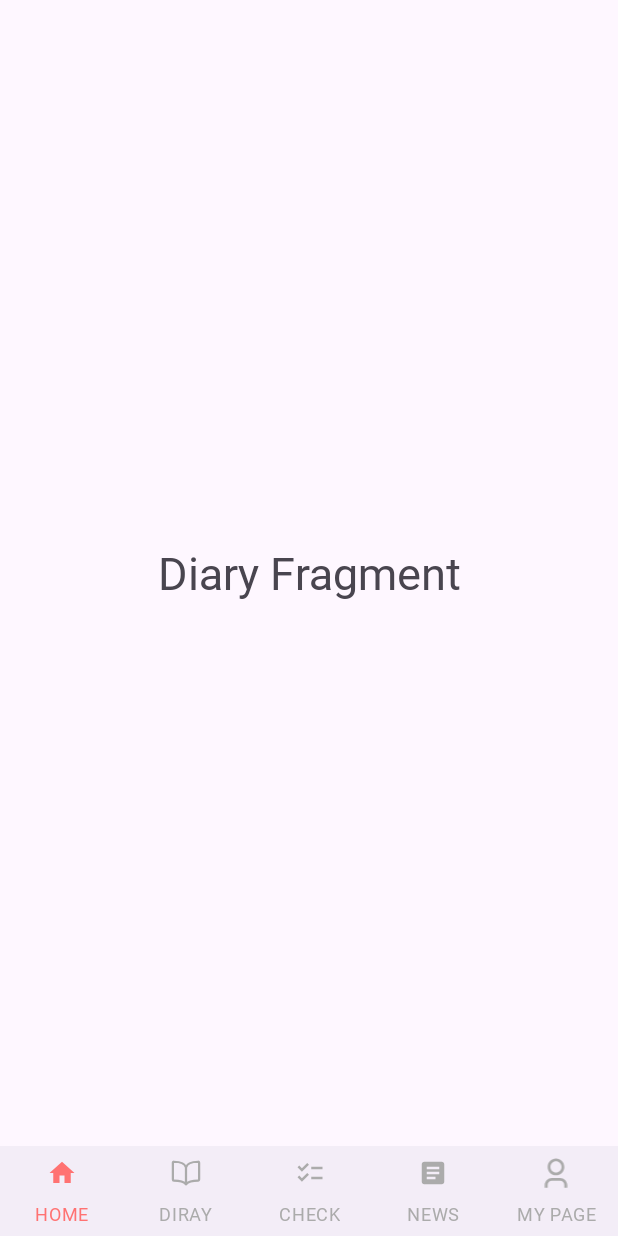
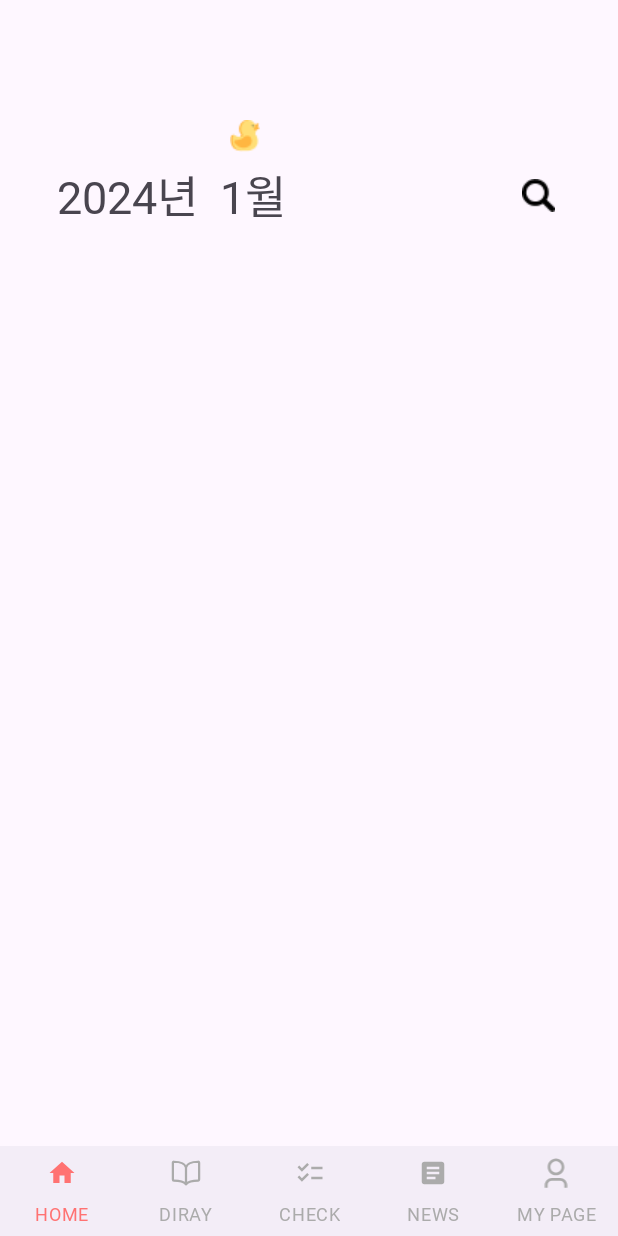
Before and after one commit to GDSC-23-24-BABY-APP/Front-end, an Android app: the fragment DiaryFragment placed in its activity, on a phone screen of 412 x 824 dp. Run offline under Robolectric (Android 15) with nearby library versions, the phone set to English and light mode, and no system bars; 1 statement that could not run was skipped.

Commit message:
2024/02/07 충돌난 화면 코드 수정

```diff
--- a/app/src/main/java/com/company/ait/tobemom/ChecklistFragment.kt
+++ b/app/src/main/java/com/company/ait/tobemom/Checklist.kt
@@ -2,11 +2,11 @@ package com.company.ait.tobemom
 
 import androidx.fragment.app.Fragment
 
-class ChecklistFragment : Fragment() {
+class Checklist : Fragment() {
 
     companion object {
-        fun newInstance(): ChecklistFragment {
-            return ChecklistFragment()
+        fun newInstance(): Checklist {
+            return Checklist()
         }
     }
 
--- a/app/src/main/java/com/company/ait/tobemom/DiaryFragment.kt
+++ b/app/src/main/java/com/company/ait/tobemom/DiaryFragment.kt
@@ -6,54 +6,21 @@ import android.view.LayoutInflater
 import android.view.View
 import android.view.ViewGroup
 
-// TODO: Rename parameter arguments, choose names that match
-// the fragment initialization parameters, e.g. ARG_ITEM_NUMBER
-private const val ARG_PARAM1 = "param1"
-private const val ARG_PARAM2 = "param2"
 
-/**
- * A simple [Fragment] subclass.
- * Use the [DiaryFragment.newInstance] factory method to
- * create an instance of this fragment.
- */
 class DiaryFragment : Fragment() {
-    // TODO: Rename and change types of parameters
-    private var param1: String? = null
-    private var param2: String? = null
-
     override fun onCreate(savedInstanceState: Bundle?) {
         super.onCreate(savedInstanceState)
-        arguments?.let {
-            param1 = it.getString(ARG_PARAM1)
-            param2 = it.getString(ARG_PARAM2)
-        }
+
     }
 
     override fun onCreateView(
         inflater: LayoutInflater, container: ViewGroup?,
         savedInstanceState: Bundle?
     ): View? {
-        // Inflate the layout for this fragment
-        return inflater.inflate(R.layout.fragment_diary, container, false)
-    }
+        val view = inflater.inflate(R.layout.fragment_diary, container, false)
 
-    companion object {
-        /**
-         * Use this factory method to create a new instance of
-         * this fragment using the provided parameters.
-         *
-         * @param param1 Parameter 1.
-         * @param param2 Parameter 2.
-         * @return A new instance of fragment DiaryFragment.
-         */
-        // TODO: Rename and change types and number of parameters
-        @JvmStatic
-        fun newInstance(param1: String, param2: String) =
-            DiaryFragment().apply {
-                arguments = Bundle().apply {
-                    putString(ARG_PARAM1, param1)
-                    putString(ARG_PARAM2, param2)
-                }
-            }
+
+
+        return view
     }
 }
--- a/app/src/main/java/com/company/ait/tobemom/HomeFragment.kt
+++ b/app/src/main/java/com/company/ait/tobemom/HomeFragment.kt
@@ -63,7 +63,7 @@ class HomeFragment : Fragment() {
     private fun goCheck() {
         binding.homeGocheckBtn.setOnClickListener {
             childFragmentManager.beginTransaction().apply {
-                val fragment = ChecklistFragment.newInstance() // newInstance 메서드 호출
+                val fragment = Checklist.newInstance() // newInstance 메서드 호출
                 replace(R.id.fragment_container, fragment) // fragment_container 사용
                 addToBackStack(null)
             }.commit()
--- a/app/src/main/res/layout/fragment_checklist.xml
+++ b/app/src/main/res/layout/fragment_checklist.xml
@@ -4,7 +4,7 @@
     android:layout_width="match_parent"
     android:layout_height="match_parent"
     android:background="@color/background"
-    tools:context=".ChecklistFragment">
+    tools:context=".Checklist">
 
     <androidx.appcompat.widget.Toolbar
         android:id="@+id/custom_toolbar"
--- a/app/src/main/res/layout/fragment_diary.xml
+++ b/app/src/main/res/layout/fragment_diary.xml
@@ -1,17 +1,38 @@
 <?xml version="1.0" encoding="utf-8"?>
-<FrameLayout xmlns:android="http://schemas.android.com/apk/res/android"
+<androidx.constraintlayout.widget.ConstraintLayout xmlns:android="http://schemas.android.com/apk/res/android"
     xmlns:tools="http://schemas.android.com/tools"
     android:layout_width="match_parent"
     android:layout_height="match_parent"
-    tools:context=".DiaryFragment">
+    xmlns:app="http://schemas.android.com/apk/res-auto"
+    tools:context=".CalendarFragment">
 
-    <!-- TODO: Update blank fragment layout -->
     <TextView
-        android:layout_width="match_parent"
+        android:id="@+id/calendar_now_tv"
+        android:layout_width="wrap_content"
         android:layout_height="wrap_content"
+        android:text="2024년  1월"
         android:textSize="30sp"
-        android:layout_gravity="center"
-        android:gravity="center_horizontal"
-        android:text="Diary Fragment" />
+        android:layout_marginStart="38dp"
+        android:layout_marginTop="107dp"
+        app:layout_constraintStart_toStartOf="parent"
+        app:layout_constraintTop_toTopOf="parent" />
 
-</FrameLayout>
+    <ImageView
+        android:layout_width="wrap_content"
+        android:layout_height="wrap_content"
+        android:background="@drawable/ic_rubberduck"
+        android:layout_marginEnd="17dp"
+        android:layout_marginBottom="6dp"
+        app:layout_constraintEnd_toEndOf="@id/calendar_now_tv"
+        app:layout_constraintBottom_toTopOf="@id/calendar_now_tv" />
+
+    <ImageButton
+        android:layout_width="wrap_content"
+        android:layout_height="wrap_content"
+        android:background="@drawable/ic_search"
+        android:layout_marginEnd="42dp"
+        app:layout_constraintEnd_toEndOf="parent"
+        app:layout_constraintTop_toTopOf="@id/calendar_now_tv"
+        app:layout_constraintBottom_toBottomOf="@id/calendar_now_tv" />
+
+</androidx.constraintlayout.widget.ConstraintLayout>
```
Also changed, not shown: app/src/main/java/com/company/ait/tobemom/CalendarFragment.kt (deleted, +0 -27 lines), app/src/main/res/layout/fragment_calendar.xml (deleted, +0 -38 lines).
